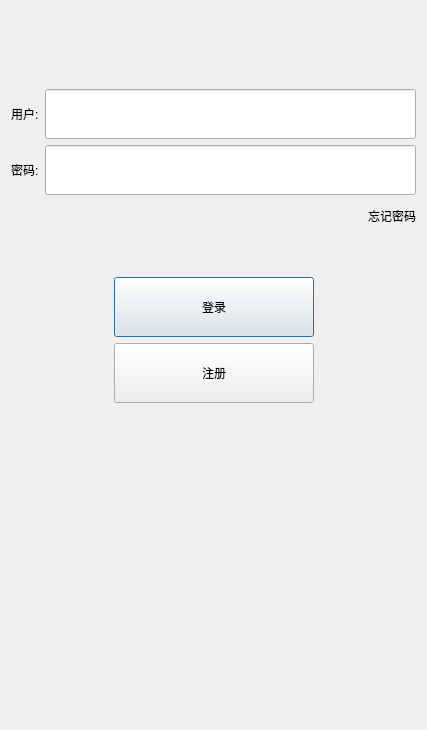
Shann-mu/ShanMuChat, file Client/ClientChat/logindialog.ui: the form before one commit.
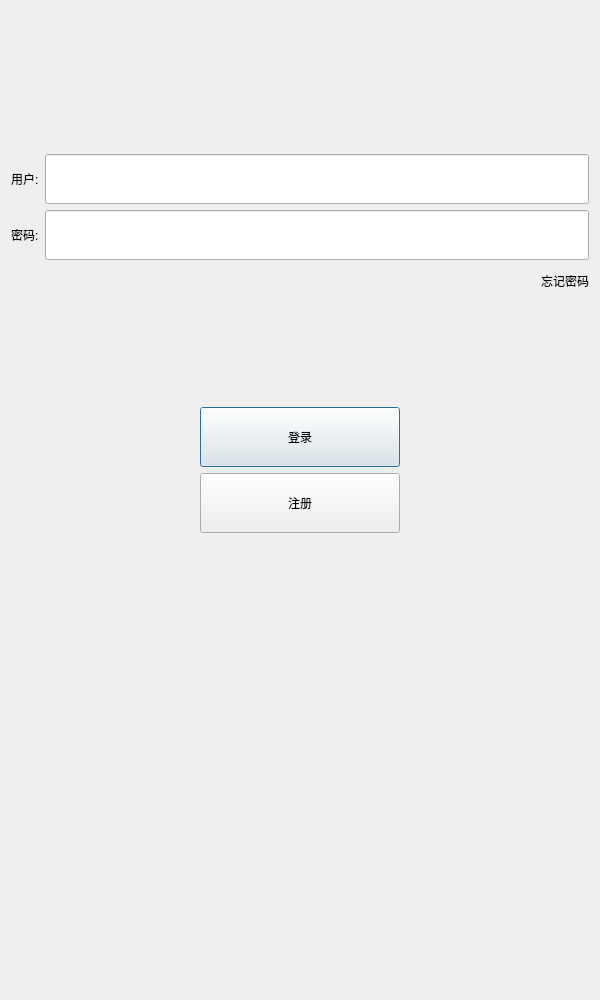
The form after the commit. Icons and pictures are not drawn.

```diff
--- a/Client/ClientChat/logindialog.ui
+++ b/Client/ClientChat/logindialog.ui
@@ -6,10 +6,22 @@
    <rect>
     <x>0</x>
     <y>0</y>
-    <width>427</width>
-    <height>730</height>
+    <width>600</width>
+    <height>1000</height>
    </rect>
   </property>
+  <property name="minimumSize">
+   <size>
+    <width>600</width>
+    <height>1000</height>
+   </size>
+  </property>
+  <property name="maximumSize">
+   <size>
+    <width>600</width>
+    <height>1000</height>
+   </size>
+  </property>
   <property name="windowTitle">
    <string>Dialog</string>
   </property>
```
